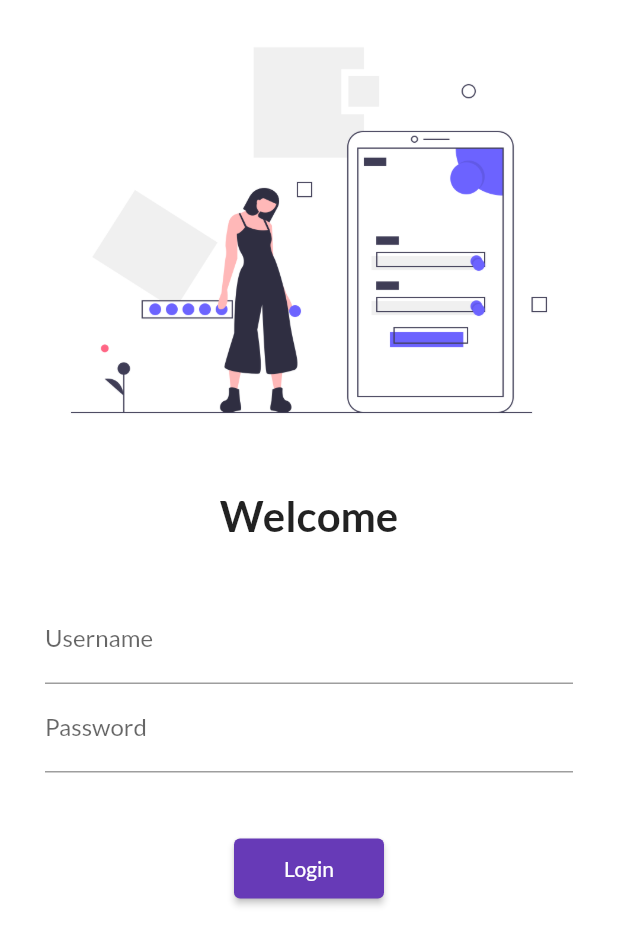
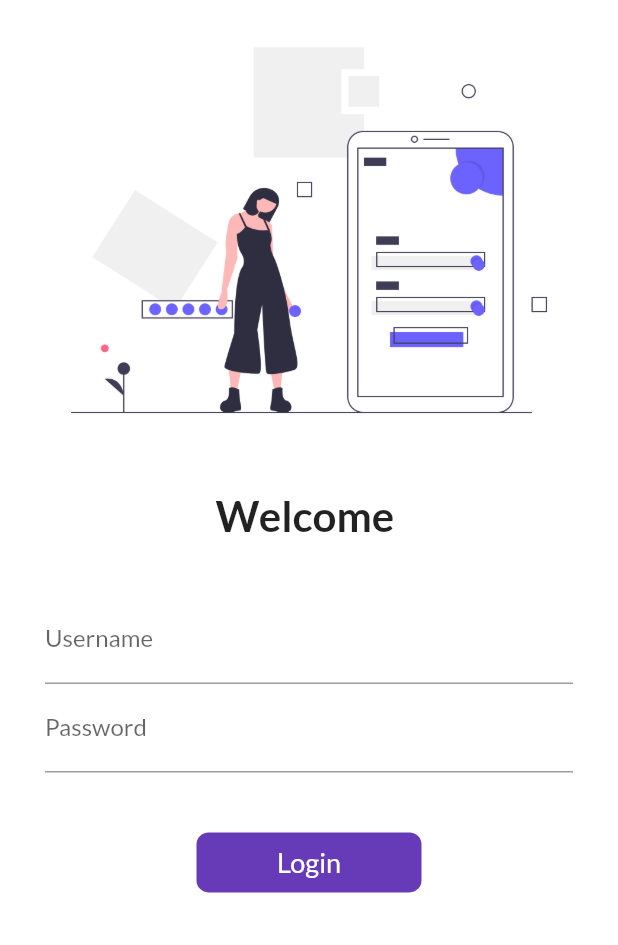
Before and after one commit to omkarbhor29/-30Days-Of-Flutter, a Flutter app: the screen it shows after launch, on a phone screen of 412 x 824 dp. Shown: the top 945 px of the screen. Run offline on Flutter 3.47's test engine with Material 2 defaults, Android fonts, the phone set to English and light mode, and no system bars; our stand-ins replace google_fonts.

Commit message:
day6 completed

```diff
--- a/lib/pages/login_page.dart
+++ b/lib/pages/login_page.dart
@@ -1,7 +1,14 @@
 import 'package:first_app/utils/routes.dart';
 import 'package:flutter/material.dart';
 
-class LoginPage extends StatelessWidget {
+class LoginPage extends StatefulWidget {
+  @override
+  _LoginPageState createState() => _LoginPageState();
+}
+
+class _LoginPageState extends State<LoginPage> {
+  String name = "";
+  bool changebtn = false;
   @override
   Widget build(BuildContext context) {
     return Material(
@@ -22,7 +29,7 @@ class LoginPage extends StatelessWidget {
               height: 20.0,
             ),
             Text(
-              "Welcome",
+              "Welcome $name",
               style: TextStyle(fontSize: 28, fontWeight: FontWeight.bold),
             ),
             SizedBox(
@@ -36,6 +43,10 @@ class LoginPage extends StatelessWidget {
                   TextFormField(
                     decoration: InputDecoration(
                         hintText: "Enter username", labelText: "Username"),
+                    onChanged: (value) {
+                      name = value;
+                      setState(() {});
+                    },
                   ),
                   TextFormField(
                     obscureText: true,
@@ -47,12 +58,42 @@ class LoginPage extends StatelessWidget {
                   SizedBox(
                     height: 40.0,
                   ),
-                  ElevatedButton(
-                    child: Text("Login"),
-                    style: TextButton.styleFrom(minimumSize: Size(100, 40)),
-                    onPressed: () {
+                  // ElevatedButton(
+                  //   child: Text("Login"),
+                  //   style: TextButton.styleFrom(minimumSize: Size(100, 40)),
+                  //   onPressed: () {
+                  //     Navigator.pushNamed(context, MyRoutes.homeRoute);
+                  //   },
+                  // )
+                  InkWell(
+                    onTap: () async {
+                      setState(() {
+                        changebtn = true;
+                      });
+                      await Future.delayed(Duration(seconds: 1));
                       Navigator.pushNamed(context, MyRoutes.homeRoute);
                     },
+                    child: AnimatedContainer(
+                      duration: Duration(seconds: 1),
+                      width: changebtn ? 50 : 150,
+                      height: 40,
+                      alignment: Alignment.center,
+                      child: changebtn
+                          ? Icon(Icons.done)
+                          : Text(
+                              "Login",
+                              style: TextStyle(
+                                color: Colors.white,
+                                // fontWeight: FontWeight.bold,
+                                fontSize: 18,
+                              ),
+                            ),
+                      decoration: BoxDecoration(
+                        color: Colors.deepPurple,
+                        // shape: changebtn ? BoxShape.circle : BoxShape.rectangle,
+                        borderRadius: BorderRadius.circular(changebtn ? 50 : 8),
+                      ),
+                    ),
                   )
                 ],
               ),
```
